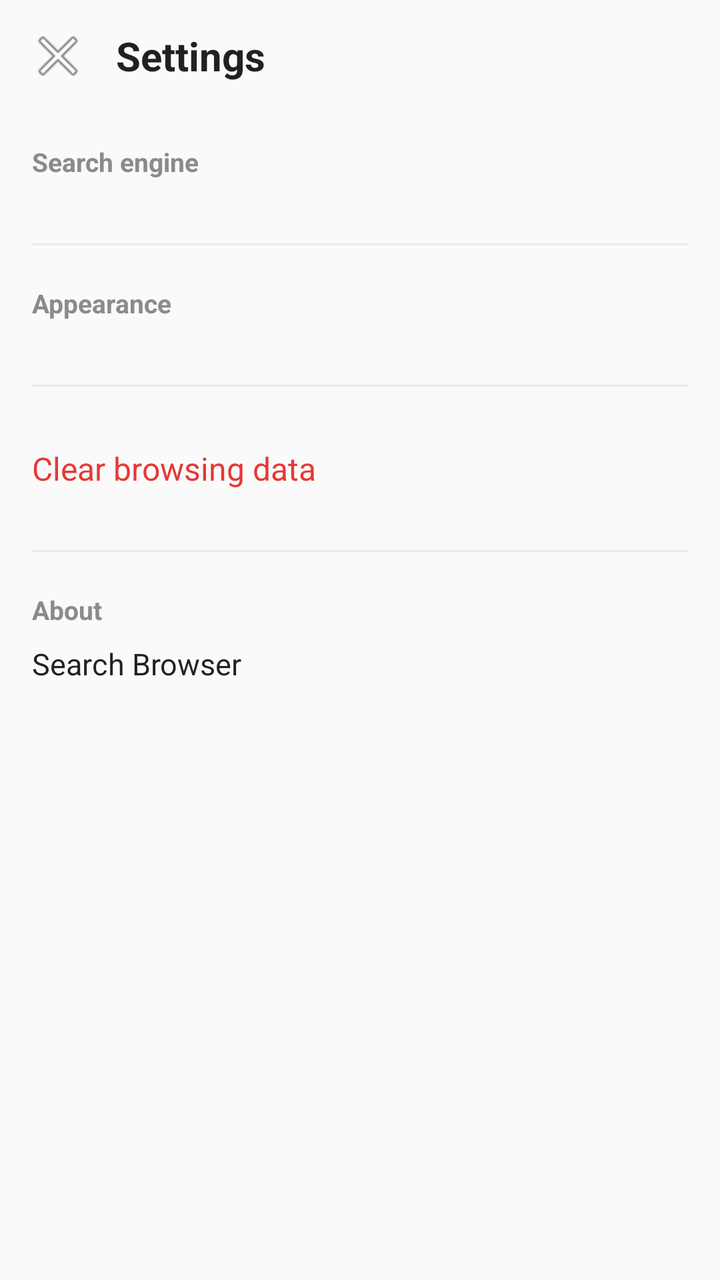
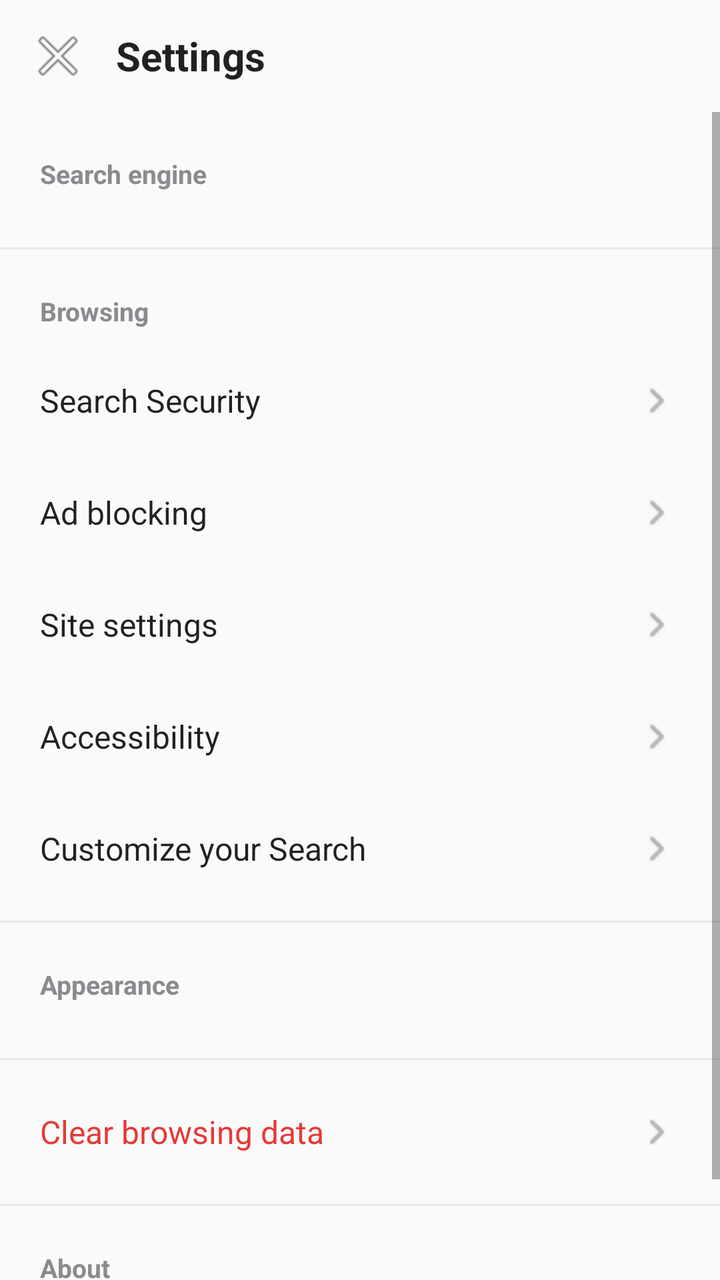

Compare the two renders of this Android layout. The source of the first and the diff that turns it into the second are given below.
<!-- AndroidManifest.xml: activity theme Theme.Search -->
<!-- res/layout/activity_settings.xml -->
<?xml version="1.0" encoding="utf-8"?>
<LinearLayout xmlns:android="http://schemas.android.com/apk/res/android"
    android:layout_width="match_parent"
    android:layout_height="match_parent"
    android:orientation="vertical"
    android:background="?android:attr/colorBackground">

    
    <LinearLayout
        android:layout_width="match_parent"
        android:layout_height="56dp"
        android:orientation="horizontal"
        android:gravity="center_vertical"
        android:paddingStart="8dp"
        android:paddingEnd="16dp">

        <ImageButton
            android:id="@+id/settingsBack"
            android:layout_width="42dp"
            android:layout_height="42dp"
            android:background="?attr/selectableItemBackgroundBorderless"
            android:src="@android:drawable/ic_menu_close_clear_cancel"
            android:contentDescription="Close" />

        <TextView
            android:layout_width="wrap_content"
            android:layout_height="wrap_content"
            android:layout_marginStart="8dp"
            android:text="Settings"
            android:textSize="20sp"
            android:textStyle="bold"
            android:textColor="?android:attr/textColorPrimary" />
    </LinearLayout>

    <ScrollView
        android:layout_width="match_parent"
        android:layout_height="0dp"
        android:layout_weight="1">

        <LinearLayout
            android:layout_width="match_parent"
            android:layout_height="wrap_content"
            android:orientation="vertical"
            android:padding="16dp">

            
            <TextView
                android:layout_width="wrap_content"
                android:layout_height="wrap_content"
                android:text="Search engine"
                android:textSize="13sp"
                android:textStyle="bold"
                android:textColor="#8A8A8F"
                android:paddingBottom="8dp" />

            <RadioGroup
                android:id="@+id/engineGroup"
                android:layout_width="match_parent"
                android:layout_height="wrap_content"
                android:orientation="vertical"
                android:paddingBottom="24dp" />

            <View
                android:layout_width="match_parent"
                android:layout_height="1dp"
                android:background="#22808080"
                android:layout_marginBottom="20dp" />

            
            <TextView
                android:layout_width="wrap_content"
                android:layout_height="wrap_content"
                android:text="Appearance"
                android:textSize="13sp"
                android:textStyle="bold"
                android:textColor="#8A8A8F"
                android:paddingBottom="8dp" />

            <RadioGroup
                android:id="@+id/themeGroup"
                android:layout_width="match_parent"
                android:layout_height="wrap_content"
                android:orientation="vertical"
                android:paddingBottom="24dp" />

            <View
                android:layout_width="match_parent"
                android:layout_height="1dp"
                android:background="#22808080"
                android:layout_marginBottom="20dp" />

            
            <TextView
                android:id="@+id/clearData"
                android:layout_width="match_parent"
                android:layout_height="wrap_content"
                android:text="Clear browsing data"
                android:textSize="16sp"
                android:textColor="#E53935"
                android:paddingTop="10dp"
                android:paddingBottom="10dp"
                android:background="?attr/selectableItemBackground" />

            <View
                android:layout_width="match_parent"
                android:layout_height="1dp"
                android:background="#22808080"
                android:layout_marginTop="20dp"
                android:layout_marginBottom="20dp" />

            
            <TextView
                android:layout_width="wrap_content"
                android:layout_height="wrap_content"
                android:text="About"
                android:textSize="13sp"
                android:textStyle="bold"
                android:textColor="#8A8A8F"
                android:paddingBottom="8dp" />

            <TextView
                android:id="@+id/aboutText"
                android:layout_width="wrap_content"
                android:layout_height="wrap_content"
                android:text="Search Browser"
                android:textSize="15sp"
                android:textColor="?android:attr/textColorPrimary" />
        </LinearLayout>
    </ScrollView>
</LinearLayout>
<!-- resources referenced by this layout -->
<resources>
  <style name="Theme.Search" parent="Theme.MaterialComponents.Light.NoActionBar">
          <item name="android:windowBackground">@color/appBackground</item>
          <item name="android:colorBackground">@color/appBackground</item>
          <item name="android:statusBarColor">@color/appBackground</item>
          <item name="android:navigationBarColor">@color/appBackground</item>
          
          <item name="android:windowLightStatusBar">true</item>
      </style>
  <color name="appBackground">#FAFAFA</color>
</resources>

<!-- the commit's change to res/layout/activity_settings.xml (unified diff, before → after) -->
@@ -5,7 +5,6 @@
     android:orientation="vertical"
     android:background="?android:attr/colorBackground">
 
-    
     <LinearLayout
         android:layout_width="match_parent"
         android:layout_height="56dp"
@@ -41,87 +40,54 @@
             android:layout_width="match_parent"
             android:layout_height="wrap_content"
             android:orientation="vertical"
-            android:padding="16dp">
+            android:paddingTop="8dp"
+            android:paddingBottom="24dp">
 
-            
-            <TextView
-                android:layout_width="wrap_content"
-                android:layout_height="wrap_content"
-                android:text="Search engine"
-                android:textSize="13sp"
-                android:textStyle="bold"
-                android:textColor="#8A8A8F"
-                android:paddingBottom="8dp" />
-
+            <TextView style="@style/SettingsHeader" android:text="Search engine" />
             <RadioGroup
                 android:id="@+id/engineGroup"
                 android:layout_width="match_parent"
                 android:layout_height="wrap_content"
                 android:orientation="vertical"
-                android:paddingBottom="24dp" />
+                android:paddingStart="20dp"
+                android:paddingEnd="20dp"
+                android:paddingBottom="12dp" />
 
-            <View
-                android:layout_width="match_parent"
-                android:layout_height="1dp"
-                android:background="#22808080"
-                android:layout_marginBottom="20dp" />
+            <View style="@style/SettingsDivider" />
 
-            
-            <TextView
-                android:layout_width="wrap_content"
-                android:layout_height="wrap_content"
-                android:text="Appearance"
-                android:textSize="13sp"
-                android:textStyle="bold"
-                android:textColor="#8A8A8F"
-                android:paddingBottom="8dp" />
+            <TextView style="@style/SettingsHeader" android:text="Browsing" />
+            <TextView android:id="@+id/rowSecurity" style="@style/SettingsRow" android:text="Search Security" />
+            <TextView android:id="@+id/rowAdblock" style="@style/SettingsRow" android:text="Ad blocking" />
+            <TextView android:id="@+id/rowSiteSettings" style="@style/SettingsRow" android:text="Site settings" />
+            <TextView android:id="@+id/rowAccessibility" style="@style/SettingsRow" android:text="Accessibility" />
+            <TextView android:id="@+id/rowCustomize" style="@style/SettingsRow" android:text="Customize your Search" />
 
+            <View style="@style/SettingsDivider" />
+
+            <TextView style="@style/SettingsHeader" android:text="Appearance" />
             <RadioGroup
                 android:id="@+id/themeGroup"
                 android:layout_width="match_parent"
                 android:layout_height="wrap_content"
                 android:orientation="vertical"
-                android:paddingBottom="24dp" />
+                android:paddingStart="20dp"
+                android:paddingEnd="20dp"
+                android:paddingBottom="12dp" />
 
-            <View
-                android:layout_width="match_parent"
-                android:layout_height="1dp"
-                android:background="#22808080"
-                android:layout_marginBottom="20dp" />
+            <View style="@style/SettingsDivider" />
 
-            
-            <TextView
-                android:id="@+id/clearData"
-                android:layout_width="match_parent"
-                android:layout_height="wrap_content"
-                android:text="Clear browsing data"
-                android:textSize="16sp"
-                android:textColor="#E53935"
-                android:paddingTop="10dp"
-                android:paddingBottom="10dp"
-                android:background="?attr/selectableItemBackground" />
+            <TextView android:id="@+id/clearData" style="@style/SettingsRow"
+                android:text="Clear browsing data" android:textColor="#E53935" />
 
-            <View
-                android:layout_width="match_parent"
-                android:layout_height="1dp"
-                android:background="#22808080"
-                android:layout_marginTop="20dp"
-                android:layout_marginBottom="20dp" />
+            <View style="@style/SettingsDivider" />
 
-            
-            <TextView
-                android:layout_width="wrap_content"
-                android:layout_height="wrap_content"
-                android:text="About"
-                android:textSize="13sp"
-                android:textStyle="bold"
-                android:textColor="#8A8A8F"
-                android:paddingBottom="8dp" />
-
+            <TextView style="@style/SettingsHeader" android:text="About" />
             <TextView
                 android:id="@+id/aboutText"
                 android:layout_width="wrap_content"
                 android:layout_height="wrap_content"
+                android:paddingStart="20dp"
+                android:paddingEnd="20dp"
                 android:text="Search Browser"
                 android:textSize="15sp"
                 android:textColor="?android:attr/textColorPrimary" />
<!-- resource entries referenced after the edit -->
@@ -1,5 +1,36 @@
 <!-- resources referenced by this layout -->
 <resources>
+  <style name="SettingsDivider">
+          <item name="android:layout_width">match_parent</item>
+          <item name="android:layout_height">1dp</item>
+          <item name="android:background">#22808080</item>
+          <item name="android:layout_marginTop">8dp</item>
+          <item name="android:layout_marginBottom">8dp</item>
+      </style>
+  <style name="SettingsHeader">
+          <item name="android:layout_width">wrap_content</item>
+          <item name="android:layout_height">wrap_content</item>
+          <item name="android:paddingStart">20dp</item>
+          <item name="android:paddingEnd">20dp</item>
+          <item name="android:paddingTop">14dp</item>
+          <item name="android:paddingBottom">8dp</item>
+          <item name="android:textSize">13sp</item>
+          <item name="android:textStyle">bold</item>
+          <item name="android:textColor">#8A8A8F</item>
+      </style>
+  <style name="SettingsRow">
+          <item name="android:layout_width">match_parent</item>
+          <item name="android:layout_height">wrap_content</item>
+          <item name="android:paddingStart">20dp</item>
+          <item name="android:paddingEnd">20dp</item>
+          <item name="android:paddingTop">16dp</item>
+          <item name="android:paddingBottom">16dp</item>
+          <item name="android:textSize">16sp</item>
+          <item name="android:textColor">?android:attr/textColorPrimary</item>
+          <item name="android:background">?attr/selectableItemBackground</item>
+          <item name="android:drawableEnd">@drawable/ic_chevron</item>
+          <item name="android:gravity">center_vertical</item>
+      </style>
   <style name="Theme.Search" parent="Theme.MaterialComponents.Light.NoActionBar">
           <item name="android:windowBackground">@color/appBackground</item>
           <item name="android:colorBackground">@color/appBackground</item>
@@ -8,6 +39,7 @@
           
           <item name="android:windowLightStatusBar">true</item>
       </style>
+  <!-- drawable ic_chevron: png bitmap (drawable, 297 bytes) -->
   <color name="appBackground">#FAFAFA</color>
 </resources>
 
